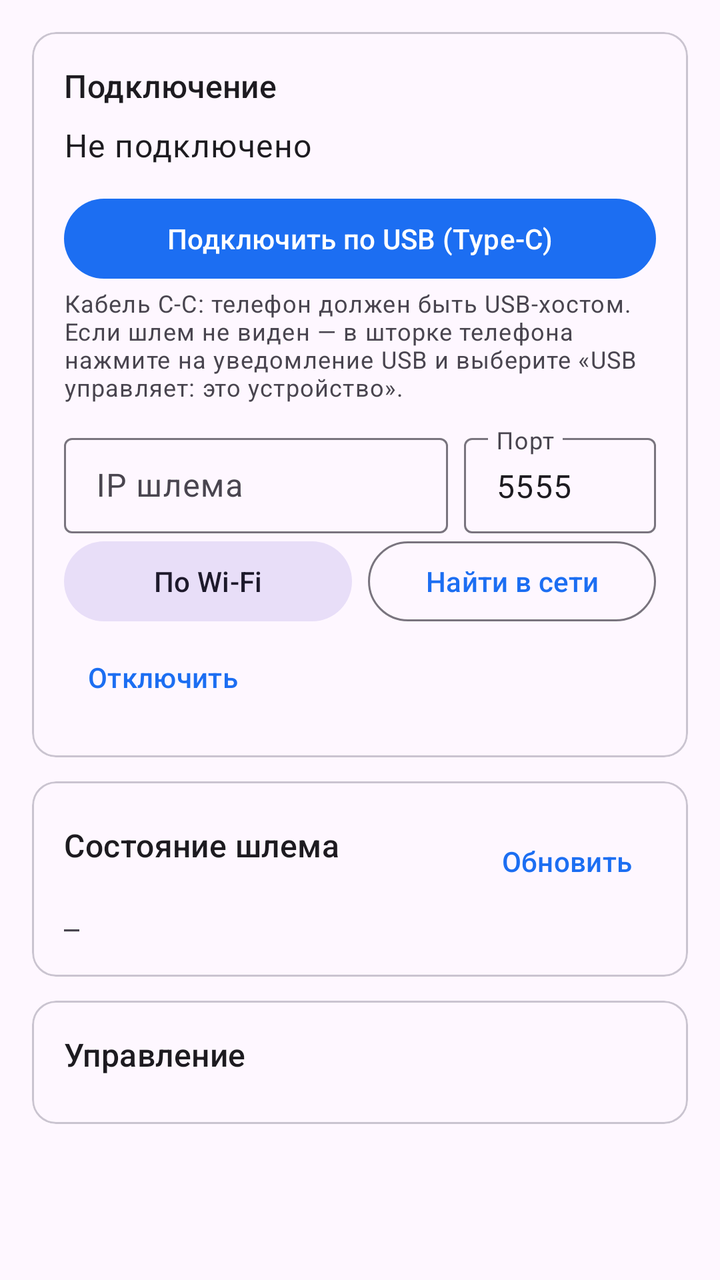
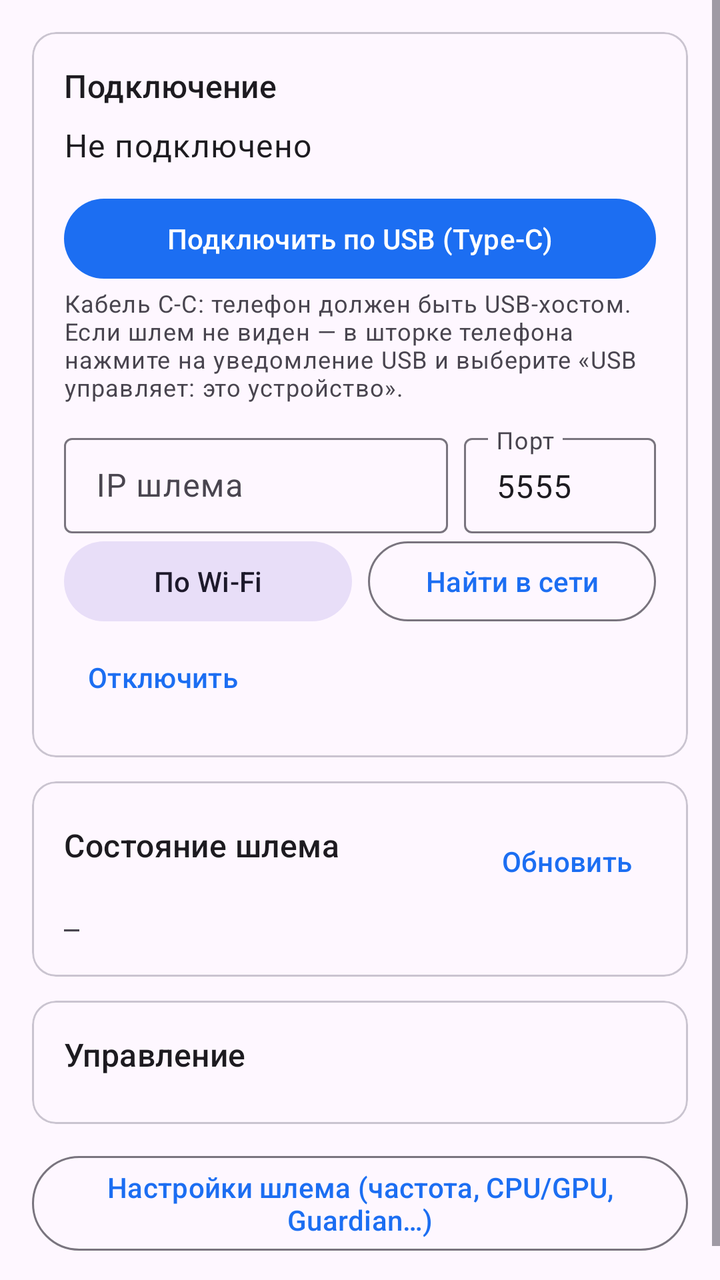

Screens rendered from an Android XML layout before and after an edit, with the pre-edit source and the edit as a unified diff.
<!-- AndroidManifest.xml: application theme Theme.QuestRemote -->
<!-- res/layout/page_device.xml -->
<?xml version="1.0" encoding="utf-8"?>
<ScrollView xmlns:android="http://schemas.android.com/apk/res/android"
    xmlns:app="http://schemas.android.com/apk/res-auto"
    android:layout_width="match_parent"
    android:layout_height="match_parent">

    <LinearLayout
        android:layout_width="match_parent"
        android:layout_height="wrap_content"
        android:orientation="vertical"
        android:padding="16dp">

        <com.google.android.material.card.MaterialCardView style="@style/Section">
            <LinearLayout
                android:layout_width="match_parent"
                android:layout_height="wrap_content"
                android:orientation="vertical"
                android:padding="16dp">

                <TextView style="@style/SectionTitle" android:layout_width="wrap_content"
                    android:layout_height="wrap_content" android:text="Подключение" />

                <TextView
                    android:id="@+id/status"
                    android:layout_width="match_parent"
                    android:layout_height="wrap_content"
                    android:layout_marginBottom="12dp"
                    android:text="Не подключено"
                    android:textAppearance="?attr/textAppearanceBodyLarge" />

                <com.google.android.material.button.MaterialButton
                    android:id="@+id/btn_usb"
                    android:layout_width="match_parent"
                    android:layout_height="wrap_content"
                    android:text="Подключить по USB (Type‑C)" />

                <TextView
                    android:id="@+id/usb_hint"
                    android:layout_width="match_parent"
                    android:layout_height="wrap_content"
                    android:layout_marginBottom="12dp"
                    android:text="Кабель C‑C: телефон должен быть USB‑хостом. Если шлем не виден — в шторке телефона нажмите на уведомление USB и выберите «USB управляет: это устройство»."
                    android:textAppearance="?attr/textAppearanceBodySmall" />

                <LinearLayout
                    android:layout_width="match_parent"
                    android:layout_height="wrap_content"
                    android:orientation="horizontal">

                    <com.google.android.material.textfield.TextInputLayout
                        style="@style/Widget.Material3.TextInputLayout.OutlinedBox.Dense"
                        android:layout_width="0dp"
                        android:layout_height="wrap_content"
                        android:layout_weight="1"
                        android:hint="IP шлема">
                        <com.google.android.material.textfield.TextInputEditText
                            android:id="@+id/input_ip"
                            android:layout_width="match_parent"
                            android:layout_height="wrap_content"
                            android:inputType="text"
                            android:digits="0123456789." />
                    </com.google.android.material.textfield.TextInputLayout>

                    <com.google.android.material.textfield.TextInputLayout
                        style="@style/Widget.Material3.TextInputLayout.OutlinedBox.Dense"
                        android:layout_width="96dp"
                        android:layout_height="wrap_content"
                        android:layout_marginStart="8dp"
                        android:hint="Порт">
                        <com.google.android.material.textfield.TextInputEditText
                            android:id="@+id/input_port"
                            android:layout_width="match_parent"
                            android:layout_height="wrap_content"
                            android:inputType="number"
                            android:text="5555" />
                    </com.google.android.material.textfield.TextInputLayout>
                </LinearLayout>

                <LinearLayout
                    android:layout_width="match_parent"
                    android:layout_height="wrap_content"
                    android:orientation="horizontal">

                    <com.google.android.material.button.MaterialButton
                        android:id="@+id/btn_wifi"
                        style="@style/Widget.Material3.Button.TonalButton"
                        android:layout_width="0dp"
                        android:layout_height="wrap_content"
                        android:layout_weight="1"
                        android:text="По Wi‑Fi" />

                    <com.google.android.material.button.MaterialButton
                        android:id="@+id/btn_scan"
                        style="@style/Widget.Material3.Button.OutlinedButton"
                        android:layout_width="0dp"
                        android:layout_height="wrap_content"
                        android:layout_marginStart="8dp"
                        android:layout_weight="1"
                        android:text="Найти в сети" />
                </LinearLayout>

                <com.google.android.material.button.MaterialButton
                    android:id="@+id/btn_disconnect"
                    style="@style/Widget.Material3.Button.TextButton"
                    android:layout_width="wrap_content"
                    android:layout_height="wrap_content"
                    android:text="Отключить" />
            </LinearLayout>
        </com.google.android.material.card.MaterialCardView>

        <com.google.android.material.card.MaterialCardView style="@style/Section">
            <LinearLayout
                android:layout_width="match_parent"
                android:layout_height="wrap_content"
                android:orientation="vertical"
                android:padding="16dp">

                <LinearLayout
                    android:layout_width="match_parent"
                    android:layout_height="wrap_content"
                    android:gravity="center_vertical"
                    android:orientation="horizontal">
                    <TextView style="@style/SectionTitle" android:layout_width="0dp"
                        android:layout_height="wrap_content" android:layout_weight="1"
                        android:text="Состояние шлема" />
                    <com.google.android.material.button.MaterialButton
                        android:id="@+id/btn_refresh_info"
                        style="@style/Widget.Material3.Button.TextButton"
                        android:layout_width="wrap_content"
                        android:layout_height="wrap_content"
                        android:text="Обновить" />
                </LinearLayout>

                <TextView
                    android:id="@+id/info"
                    android:layout_width="match_parent"
                    android:layout_height="wrap_content"
                    android:fontFamily="monospace"
                    android:text="—"
                    android:textIsSelectable="true"
                    android:textSize="13sp" />
            </LinearLayout>
        </com.google.android.material.card.MaterialCardView>

        <com.google.android.material.card.MaterialCardView style="@style/Section">
            <LinearLayout
                android:layout_width="match_parent"
                android:layout_height="wrap_content"
                android:orientation="vertical"
                android:padding="16dp">

                <TextView style="@style/SectionTitle" android:layout_width="wrap_content"
                    android:layout_height="wrap_content" android:text="Управление" />

                <com.google.android.material.chip.ChipGroup
                    android:id="@+id/actions"
                    android:layout_width="match_parent"
                    android:layout_height="wrap_content"
                    app:chipSpacingVertical="4dp" />
            </LinearLayout>
        </com.google.android.material.card.MaterialCardView>

        <com.google.android.material.card.MaterialCardView
            android:id="@+id/live_card"
            style="@style/Section"
            android:visibility="gone">
            <LinearLayout
                android:layout_width="match_parent"
                android:layout_height="wrap_content"
                android:orientation="vertical"
                android:padding="8dp">
                <TextView
                    android:id="@+id/live_status"
                    android:layout_width="match_parent"
                    android:layout_height="wrap_content"
                    android:textAppearance="?attr/textAppearanceBodySmall" />
                <ImageView
                    android:id="@+id/live_image"
                    android:layout_width="match_parent"
                    android:layout_height="wrap_content"
                    android:adjustViewBounds="true"
                    android:contentDescription="Экран шлема" />
            </LinearLayout>
        </com.google.android.material.card.MaterialCardView>
    </LinearLayout>
</ScrollView>
<!-- resources referenced by this layout -->
<resources>
  <style name="Section" parent="Widget.Material3.CardView.Outlined">
          <item name="android:layout_width">match_parent</item>
          <item name="android:layout_height">wrap_content</item>
          <item name="android:layout_marginBottom">12dp</item>
      </style>
  <style name="SectionTitle" parent="TextAppearance.Material3.TitleMedium">
          <item name="android:layout_marginBottom">8dp</item>
      </style>
  <style name="Theme.QuestRemote" parent="Theme.Material3.DayNight.NoActionBar">
          <item name="colorPrimary">@color/brand</item>
      </style>
  <color name="brand">#1C6EF2</color>
</resources>

<!-- the commit's change to res/layout/page_device.xml (unified diff, before → after) -->
@@ -160,6 +160,14 @@
             </LinearLayout>
         </com.google.android.material.card.MaterialCardView>
 
+        <com.google.android.material.button.MaterialButton
+            android:id="@+id/btn_tweaks"
+            style="@style/Widget.Material3.Button.OutlinedButton"
+            android:layout_width="match_parent"
+            android:layout_height="wrap_content"
+            android:layout_marginBottom="12dp"
+            android:text="Настройки шлема (частота, CPU/GPU, Guardian…)" />
+
         <com.google.android.material.card.MaterialCardView
             android:id="@+id/live_card"
             style="@style/Section"
